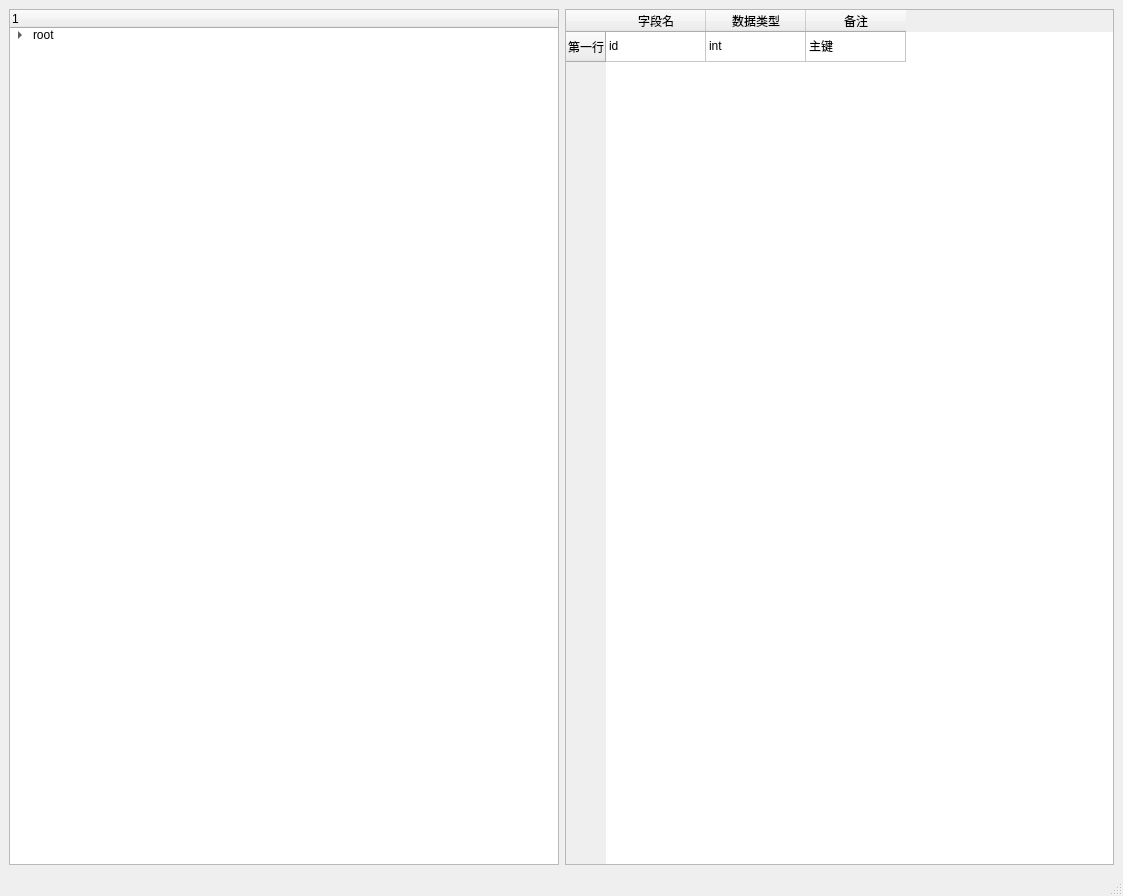
Old version of the form gui.ui in the repository xiqiuyimeng/code-generator.
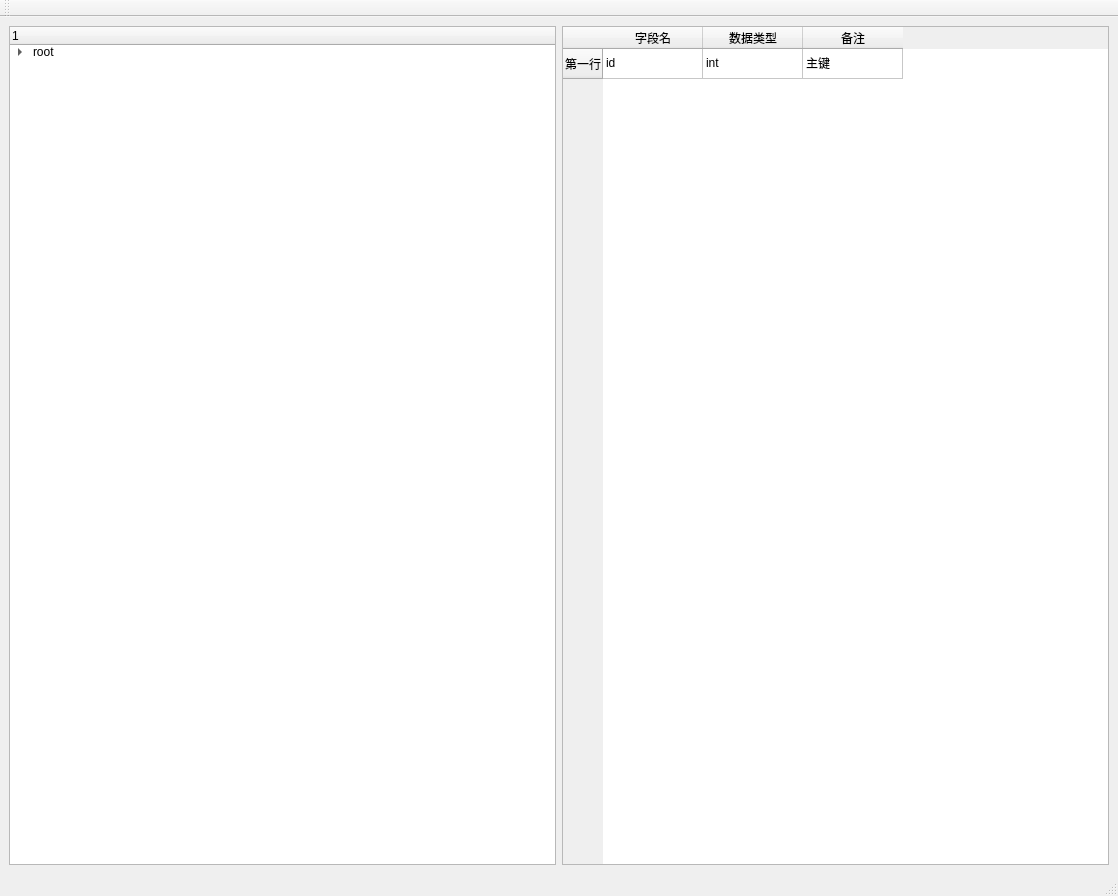
New version of the form.

Patch:
```diff
--- a/gui.ui
+++ b/gui.ui
@@ -6,7 +6,7 @@
    <rect>
     <x>0</x>
     <y>0</y>
-    <width>1123</width>
+    <width>1118</width>
     <height>896</height>
    </rect>
   </property>
@@ -84,6 +84,7 @@
     </item>
    </layout>
   </widget>
+  <widget class="QStatusBar" name="statusbar"/>
   <widget class="QMenuBar" name="menubar">
    <property name="geometry">
     <rect>
@@ -94,7 +95,17 @@
     </rect>
    </property>
   </widget>
-  <widget class="QStatusBar" name="statusbar"/>
+  <widget class="QToolBar" name="toolBar">
+   <property name="windowTitle">
+    <string>toolBar</string>
+   </property>
+   <attribute name="toolBarArea">
+    <enum>TopToolBarArea</enum>
+   </attribute>
+   <attribute name="toolBarBreak">
+    <bool>false</bool>
+   </attribute>
+  </widget>
  </widget>
  <resources/>
  <connections/>
```
Left out of the diff: 2 changed lines with no effect on the pictures.
